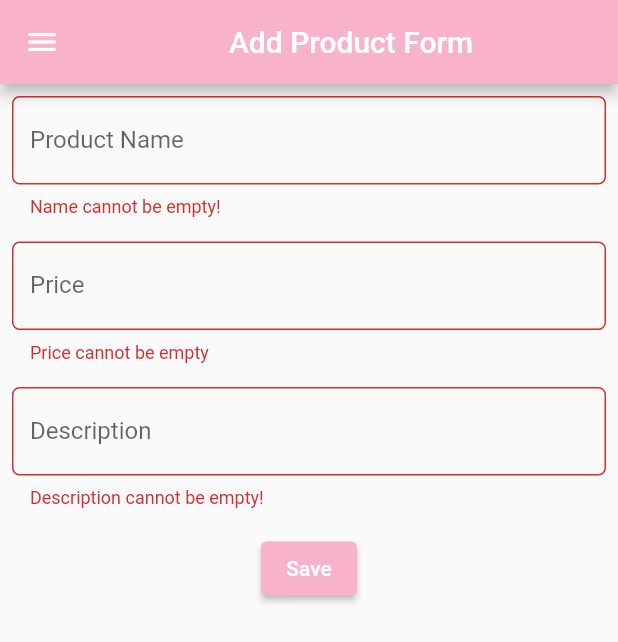
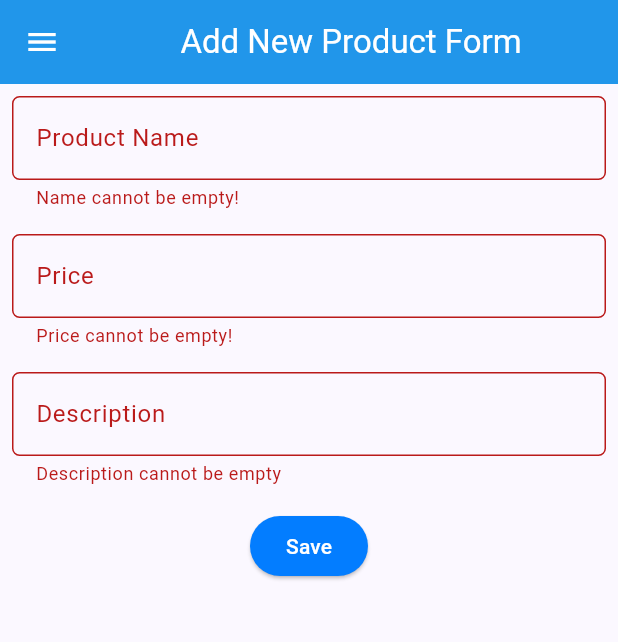
Before and after one commit to MariaHelgaGriz/shopping-list-mobile, a Flutter app: the ShopFormPage screen opened directly, after a tap on "Save", on a phone screen of 412 x 824 dp. Shown: the top 642 px of the screen. Run offline on Flutter 3.47's test engine with Material 2 defaults, Android fonts, the phone set to English and light mode, and no system bars; missing offline and left inert: pbp_django_auth; network calls fail.

Commit message:
completed tutorial 8

```diff
--- /dev/null
+++ b/lib/models/product.dart
@@ -0,0 +1,68 @@
+// To parse this JSON data, do
+//
+//     final product = productFromJson(jsonString);
+
+import 'dart:convert';
+
+List<Product> productFromJson(String str) =>
+    List<Product>.from(json.decode(str).map((x) => Product.fromJson(x)));
+
+String productToJson(List<Product> data) =>
+    json.encode(List<dynamic>.from(data.map((x) => x.toJson())));
+
+class Product {
+  String model;
+  int pk;
+  Fields fields;
+
+  Product({
+    required this.model,
+    required this.pk,
+    required this.fields,
+  });
+
+  factory Product.fromJson(Map<String, dynamic> json) => Product(
+        model: json["model"],
+        pk: json["pk"],
+        fields: Fields.fromJson(json["fields"]),
+      );
+
+  Map<String, dynamic> toJson() => {
+        "model": model,
+        "pk": pk,
+        "fields": fields.toJson(),
+      };
+}
+
+class Fields {
+  String name;
+  DateTime dateAdded;
+  int price;
+  String description;
+  int user;
+
+  Fields({
+    required this.name,
+    required this.dateAdded,
+    required this.price,
+    required this.description,
+    required this.user,
+  });
+
+  factory Fields.fromJson(Map<String, dynamic> json) => Fields(
+        name: json["name"],
+        dateAdded: DateTime.parse(json["date_added"]),
+        price: json["price"],
+        description: json["description"],
+        user: json["user"],
+      );
+
+  Map<String, dynamic> toJson() => {
+        "name": name,
+        "date_added":
+            "${dateAdded.year.toString().padLeft(4, '0')}-${dateAdded.month.toString().padLeft(2, '0')}-${dateAdded.day.toString().padLeft(2, '0')}",
+        "price": price,
+        "description": description,
+        "user": user,
+      };
+}
--- a/lib/screens/shoplist_form.dart
+++ b/lib/screens/shoplist_form.dart
@@ -1,4 +1,8 @@
+import 'dart:convert';
 import 'package:flutter/material.dart';
+import 'package:pbp_django_auth/pbp_django_auth.dart';
+import 'package:provider/provider.dart';
+import 'package:shopping_list/screens/menu.dart';
 import 'package:shopping_list/widgets/left_drawer.dart';
 
 class ShopFormPage extends StatefulWidget {
@@ -16,14 +20,15 @@ class _ShopFormPageState extends State<ShopFormPage> {
 
   @override
   Widget build(BuildContext context) {
+    final request = context.watch<CookieRequest>();
     return Scaffold(
       appBar: AppBar(
         title: const Center(
           child: Text(
-            'Add Product Form',
+            'Add New Product Form',
           ),
         ),
-        backgroundColor: Color(0xFFF8B3CA),
+        backgroundColor: Color.fromARGB(255, 33, 150, 234),
         foregroundColor: Colors.white,
       ),
       drawer: const LeftDrawer(),
@@ -73,7 +78,7 @@ class _ShopFormPageState extends State<ShopFormPage> {
                   },
                   validator: (String? value) {
                     if (value == null || value.isEmpty) {
-                      return "Price cannot be empty";
+                      return "Price cannot be empty!";
                     }
                     if (int.tryParse(value) == null) {
                       return "Price must be a number!";
@@ -99,7 +104,7 @@ class _ShopFormPageState extends State<ShopFormPage> {
                   },
                   validator: (String? value) {
                     if (value == null || value.isEmpty) {
-                      return "Description cannot be empty!";
+                      return "Description cannot be empty";
                     }
                     return null;
                   },
@@ -111,37 +116,41 @@ class _ShopFormPageState extends State<ShopFormPage> {
                   padding: const EdgeInsets.all(8.0),
                   child: ElevatedButton(
                     style: ButtonStyle(
-                      backgroundColor:
-                          MaterialStateProperty.all(Color(0xFFF8B3CA)),
+                      backgroundColor: MaterialStateProperty.all(
+                          Color.fromARGB(255, 3, 125, 255)),
                     ),
-                    onPressed: () {
+                    onPressed: () async {
                       if (_formKey.currentState!.validate()) {
-                        showDialog(
-                          context: context,
-                          builder: (context) {
-                            return AlertDialog(
-                              title: const Text('Product successfully saved'),
-                              content: SingleChildScrollView(
-                                child: Column(
-                                  crossAxisAlignment: CrossAxisAlignment.start,
-                                  children: [
-                                    Text('Name: $_name'),
-                                    Text('Price: $_price'),
-                                    Text('Description: $_description'),
-                                  ],
-                                ),
-                              ),
-                              actions: [
-                                TextButton(
-                                  child: const Text('OK'),
-                                  onPressed: () {
-                                    Navigator.pop(context);
-                                  },
-                                ),
-                              ],
-                            );
-                          },
-                        );
+                        // Kirim ke Django dan tunggu respons
+                        // TODO: Ganti URL dan jangan lupa tambahkan trailing slash (/) di akhir URL!
+                        final response = await request.postJson(
+                            "http://127.0.0.1:8000/create-flutter/",
+                            jsonEncode(<String, String>{
+                              'name': _name,
+                              'price': _price.toString(),
+                              'description': _description,
+                              // : Sesuaikan field data sesuai dengan aplikasimu
+                            }));
+                        if (response['status'] == 'success') {
+                          ScaffoldMessenger.of(context)
+                              .showSnackBar(const SnackBar(
+                            content:
+                                Text("New product has saved successfully!"),
+                          ));
+                          Navigator.pushReplacement(
+                            context,
+                            MaterialPageRoute(
+                              builder: (context) => MyHomePage(),
+                            ),
+                          );
+                        } else {
+                          ScaffoldMessenger.of(context).showSnackBar(
+                            const SnackBar(
+                              content: Text(
+                                  "Something went wrong, please try again."),
+                            ),
+                          );
+                        }
                       }
                     },
                     child: const Text(
--- a/lib/widgets/left_drawer.dart
+++ b/lib/widgets/left_drawer.dart
@@ -1,7 +1,6 @@
-// ignore_for_file: prefer_const_literals_to_create_immutables
-
 import 'package:flutter/material.dart';
 import 'package:shopping_list/screens/menu.dart';
+import 'package:shopping_list/screens/list_product.dart';
 import 'package:shopping_list/screens/shoplist_form.dart';
 
 class LeftDrawer extends StatelessWidget {
@@ -14,7 +13,7 @@ class LeftDrawer extends StatelessWidget {
         children: [
           const DrawerHeader(
             decoration: BoxDecoration(
-              color: Color(0xFFF8B3CA),
+              color: Color.fromARGB(255, 33, 150, 234),
             ),
             child: Column(
               children: [
@@ -42,8 +41,8 @@ class LeftDrawer extends StatelessWidget {
           ),
           ListTile(
             leading: const Icon(Icons.home_outlined),
-            title: const Text('Homepage'),
-            // Bagian redirection ke MyHomePage
+            title: const Text('Homa Page'),
+            // redirect to MyHomePage
             onTap: () {
               Navigator.pushReplacement(
                 context,
@@ -56,11 +55,21 @@ class LeftDrawer extends StatelessWidget {
           ListTile(
             leading: const Icon(Icons.add_shopping_cart),
             title: const Text('Add Product'),
-            // Bagian redirection ke ShopFormPage
+            // redirect to ShopFormPage
             onTap: () {
               Navigator.pushReplacement(
                 context,
                 MaterialPageRoute(builder: (context) => ShopFormPage()),
+              );
+            },
+          ),
+          ListTile(
+            leading: const Icon(Icons.shopping_basket),
+            title: const Text('Product List'),
+            onTap: () {
+              Navigator.push(
+                context,
+                MaterialPageRoute(builder: (context) => const ProductPage()),
               );
             },
           ),
--- a/pubspec.yaml
+++ b/pubspec.yaml
@@ -35,6 +35,8 @@ dependencies:
   # The following adds the Cupertino Icons font to your application.
   # Use with the CupertinoIcons class for iOS style icons.
   cupertino_icons: ^1.0.2
+  provider: ^6.1.1
+  pbp_django_auth: ^0.3.1
 
 dev_dependencies:
   flutter_test:
```
Also changed, not shown: lib/main.dart (+14 -22 lines), lib/screens/list_product.dart (added, +87 -0 lines), lib/screens/login.dart (added, +114 -0 lines), lib/widgets/shop_card.dart (+37 -11 lines), pubspec.lock, 2 other files.
